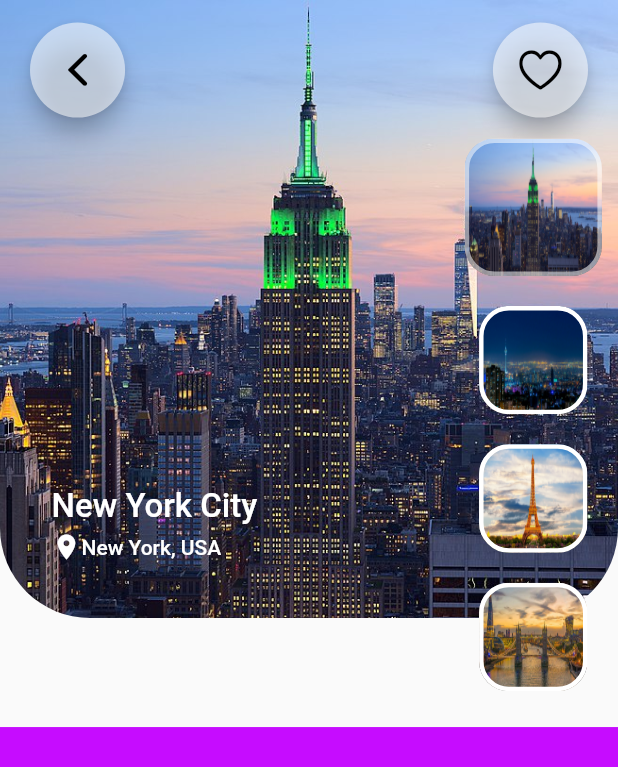
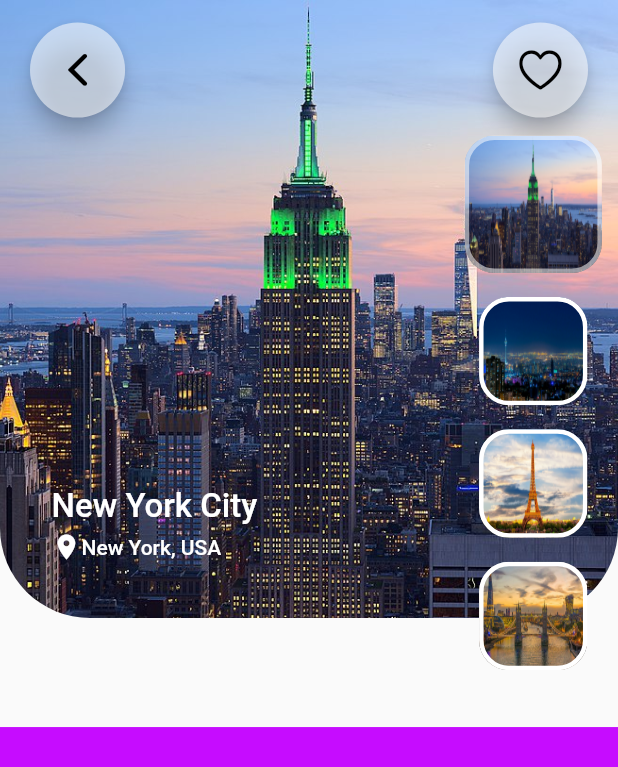
Before and after one commit to aminmk99/travel-app, a Flutter app: the screen it shows after launch, on a phone screen of 412 x 824 dp. Shown: the top 767 px of the screen. Run offline on Flutter 3.47's test engine with Material 2 defaults, Android fonts, the phone set to English and light mode, and no system bars.

Commit message:
Created a sperated class for location of cities

```diff
--- a/lib/screens/main_screen.dart
+++ b/lib/screens/main_screen.dart
@@ -1,6 +1,7 @@
 import 'package:flutter/material.dart';
 import 'package:travel_app/widgets/banner_image.dart';
 import 'package:travel_app/widgets/list_of_images.dart';
+import 'package:travel_app/widgets/location_of_cities.dart';
 import 'package:travel_app/widgets/my_app_bar.dart';
 import '../model/travel_model.dart';
 import 'dart:developer' as developer;
@@ -32,6 +33,7 @@ class _MainScreenState extends State<MainScreen> {
                 children: [
                   BannerImage(selectedIndex: _selectedIndex),
                   MyAppBar(),
+                  //list of images
                   Positioned(
                     right: 5,
                     top: size.height / 10,
@@ -56,40 +58,11 @@ class _MainScreenState extends State<MainScreen> {
                           }),
                     ),
                   ),
+                  //Name of city and its location
                   Positioned(
                     left: size.width / 12,
                     bottom: size.height / 7.5,
-                    child: Column(
-                      crossAxisAlignment: CrossAxisAlignment.start,
-                      children: [
-                        Text(
-                          travelList[_selectedIndex].name,
-                          style: TextStyle(
-                            color: (travelList[_selectedIndex].name == 'Paris')
-                                ? Colors.black
-                                : Colors.white,
-                            fontSize: 22,
-                            fontWeight: FontWeight.w500,
-                          ),
-                        ),
-                        SizedBox(
-                          height: size.height / 200,
-                        ),
-                        Row(
-                          children: [
-                            Icon(Icons.place, color: Colors.white, size: 20),
-                            Text(
-                              travelList[_selectedIndex].location,
-                              style: TextStyle(
-                                color: Colors.white,
-                                fontSize: 14,
-                                fontWeight: FontWeight.w500,
-                              ),
-                            )
-                          ],
-                        ),
-                      ],
-                    ),
+                    child: LocOfCities(selectedIndex: _selectedIndex)
                   ),
                 ],
               ),
--- a/lib/widgets/list_of_images.dart
+++ b/lib/widgets/list_of_images.dart
@@ -19,7 +19,7 @@ class ListOfImages extends StatelessWidget {
     return Column(
       children: [
         Padding(
-          padding: const EdgeInsets.symmetric(vertical: 10),
+          padding: const EdgeInsets.symmetric(vertical: 8),
           child: ClipRRect(
             borderRadius: BorderRadius.circular(10),
             child: InkWell(
@@ -31,10 +31,11 @@ class ListOfImages extends StatelessWidget {
                       fit: BoxFit.fill,
                     ),
                     border: Border.all(
-                        color: (selectedIndex == index)
-                            ? Colors.white54
-                            : Colors.white,
-                        width: 3),
+                      color: (selectedIndex == index)
+                          ? Colors.white54
+                          : Colors.white,
+                      width: 3,
+                    ),
                     borderRadius: BorderRadius.circular(20)),
                 duration: Duration(milliseconds: 500),
                 width: (selectedIndex == index)
--- /dev/null
+++ b/lib/widgets/location_of_cities.dart
@@ -0,0 +1,45 @@
+import 'package:flutter/material.dart';
+
+import '../model/travel_model.dart';
+
+class LocOfCities extends StatelessWidget {
+  LocOfCities({required this.selectedIndex});
+
+  int selectedIndex;
+
+  @override
+  Widget build(BuildContext context) {
+    var size = MediaQuery.of(context).size;
+    return Column(
+      crossAxisAlignment: CrossAxisAlignment.start,
+      children: [
+        Text(
+          travelList[selectedIndex].name,
+          style: TextStyle(
+            color: (travelList[selectedIndex].name == 'Paris')
+                ? Colors.black
+                : Colors.white,
+            fontSize: 22,
+            fontWeight: FontWeight.w500,
+          ),
+        ),
+        SizedBox(
+          height: size.height / 200,
+        ),
+        Row(
+          children: [
+            Icon(Icons.place, color: Colors.white, size: 20),
+            Text(
+              travelList[selectedIndex].location,
+              style: TextStyle(
+                color: Colors.white,
+                fontSize: 14,
+                fontWeight: FontWeight.w500,
+              ),
+            )
+          ],
+        ),
+      ],
+    );
+  }
+}
```
